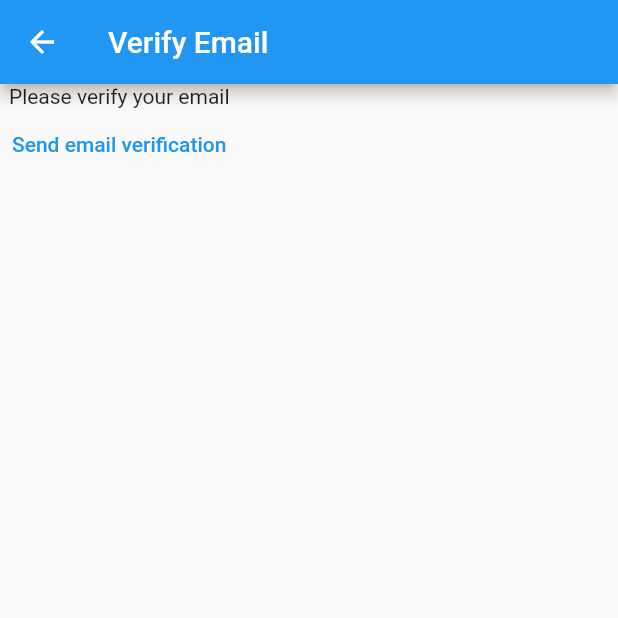
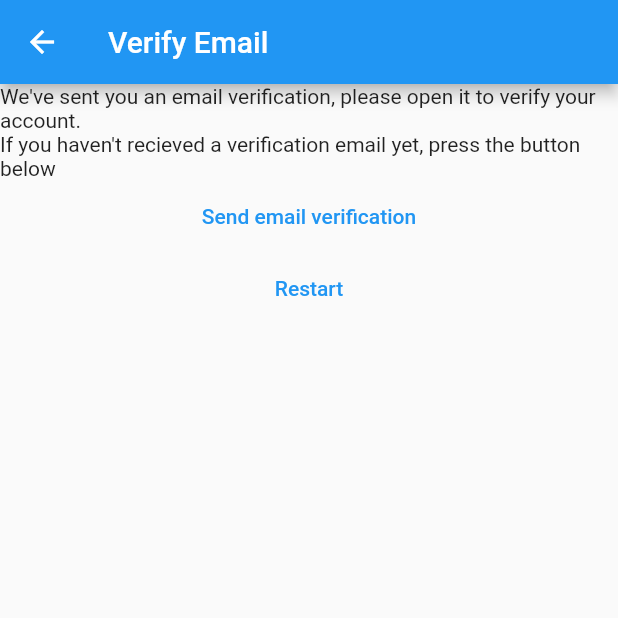
Before and after one commit to Ayush-004/My-Notes, a Flutter app: the VerifyEmailView screen opened directly, on a phone screen of 412 x 824 dp, the top half of it. Run offline on Flutter 3.47's test engine with Material 2 defaults, Android fonts, the phone set to English and light mode, and no system bars; our stand-ins replace firebase_auth, firebase_core; accounts and stored records are empty.

Commit message:
more error handling

```diff
--- a/lib/constants/routes.dart
+++ b/lib/constants/routes.dart
@@ -1,3 +1,4 @@
 const loginRoute = '/login/';
 const registerRoute = '/register/';
 const notesRoute = '/notes/';
+const verifyEmailRoute = '/verify-email';
--- a/lib/main.dart
+++ b/lib/main.dart
@@ -22,6 +22,7 @@ void main() {
         loginRoute: (context) => const LoginView(),
         registerRoute: (context) => const RegisterView(),
         notesRoute: (context) => const NotesView(),
+        verifyEmailRoute: (context) => const VerifyEmailView(),
       },
     ),
   );
--- a/lib/utilities/show_error_dialog.dart
+++ b/lib/utilities/show_error_dialog.dart
@@ -15,7 +15,7 @@ Future<void> showErrorDialog(
             onPressed: () {
               Navigator.of(context).pop();
             },
-            child: Text('OK'),
+            child: const Text('OK'),
           ),
         ],
       );
--- a/lib/views/verify_email_view.dart
+++ b/lib/views/verify_email_view.dart
@@ -1,5 +1,6 @@
 import 'package:firebase_auth/firebase_auth.dart';
 import 'package:flutter/material.dart';
+import 'package:mynotes/constants/routes.dart';
 
 class VerifyEmailView extends StatefulWidget {
   const VerifyEmailView({super.key});
@@ -17,7 +18,10 @@ class _VerifyEmailViewState extends State<VerifyEmailView> {
       ),
       body: Column(
         children: [
-          const Text('Please verify your email'),
+          const Text(
+              "We've sent you an email verification, please open it to verify your account."),
+          const Text(
+              "If you haven't recieved a verification email yet, press the button below"),
           TextButton(
             onPressed: () async {
               final user = FirebaseAuth.instance.currentUser;
@@ -25,6 +29,16 @@ class _VerifyEmailViewState extends State<VerifyEmailView> {
             },
             child: const Text('Send email verification'),
           ),
+          TextButton(
+            onPressed: () async {
+              await FirebaseAuth.instance.signOut();
+              Navigator.of(context).pushNamedAndRemoveUntil(
+                registerRoute,
+                (route) => false,
+              );
+            },
+            child: const Text('Restart'),
+          ),
         ],
       ),
     );
```
Also changed, not shown: lib/views/register_view.dart (+25 -8 lines).
